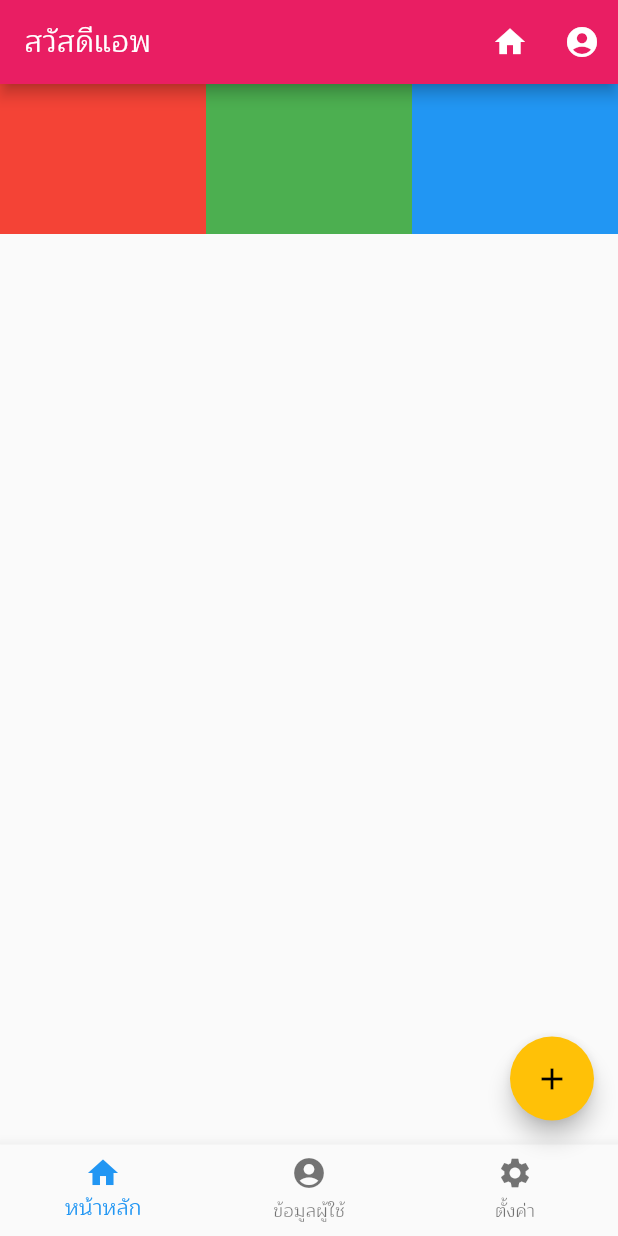
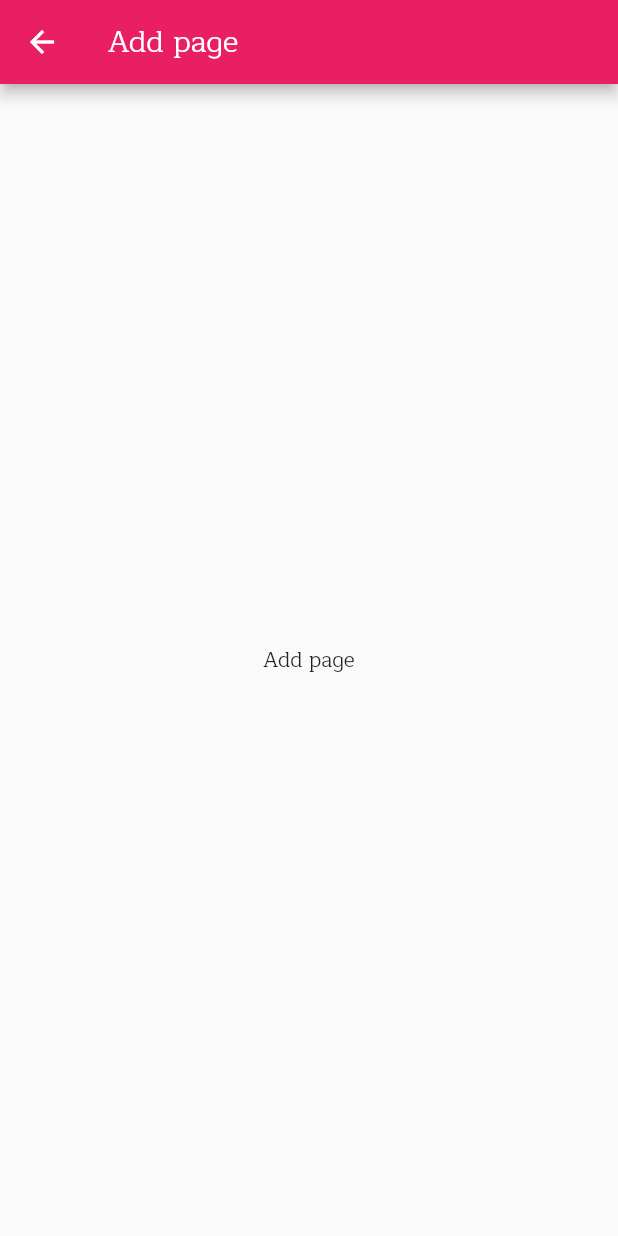
Before and after one commit to siteslave/flutter_basic_01, a Flutter app: the screen it shows after launch, after a tap on the "add" icon, on a phone screen of 412 x 824 dp. Run offline on Flutter 3.47's test engine with Material 2 defaults, Android fonts, the phone set to English and light mode, and no system bars.

```diff
--- a/lib/main.dart
+++ b/lib/main.dart
@@ -1,4 +1,5 @@
 import 'package:flutter/material.dart';
+import 'package:hello_app/screens/add_screen.dart';
 import 'package:hello_app/screens/home_screen.dart';
 
 void main() => runApp(HelloApp());
@@ -13,6 +14,8 @@ class HelloApp extends StatelessWidget {
             fontFamily: 'Maitree'),
         title: 'Hello app',
         home: HomeScreen(),
-    );
+        routes: <String, WidgetBuilder>{
+          '/add': (BuildContext context) => AddScreen(),
+        });
   }
 }
--- /dev/null
+++ b/lib/screens/add_screen.dart
@@ -0,0 +1,20 @@
+import 'package:flutter/material.dart';
+
+class AddScreen extends StatefulWidget {
+  @override
+  _AddScreenState createState() => _AddScreenState();
+}
+
+class _AddScreenState extends State<AddScreen> {
+  @override
+  Widget build(BuildContext context) {
+    return Scaffold(
+      appBar: AppBar(
+        title: Text('Add page'),
+      ),
+      body: Center(
+        child: Text('Add page'),
+      ),
+    );
+  }
+}
--- a/lib/screens/home_screen.dart
+++ b/lib/screens/home_screen.dart
@@ -1,4 +1,5 @@
 import 'package:flutter/material.dart';
+import 'add_screen.dart';
 
 class HomeScreen extends StatefulWidget {
   @override
@@ -19,7 +20,7 @@ class _HomeScreenState extends State<HomeScreen> {
     );
 
     Widget floatingAction = FloatingActionButton(
-      onPressed: () => print('Floating button clicked!!'),
+      onPressed: () => Navigator.of(context).pushNamed('/add'),
       child: Icon(Icons.add),
     );
 
```
Lines whose indentation alone changed are shown as unchanged.
